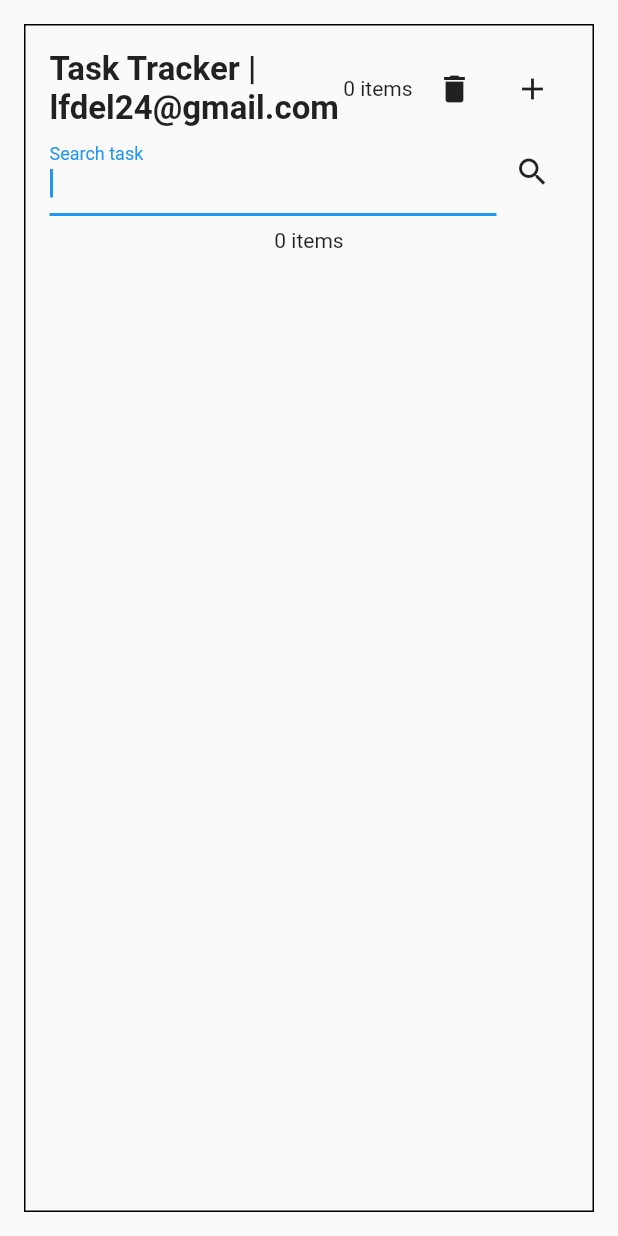
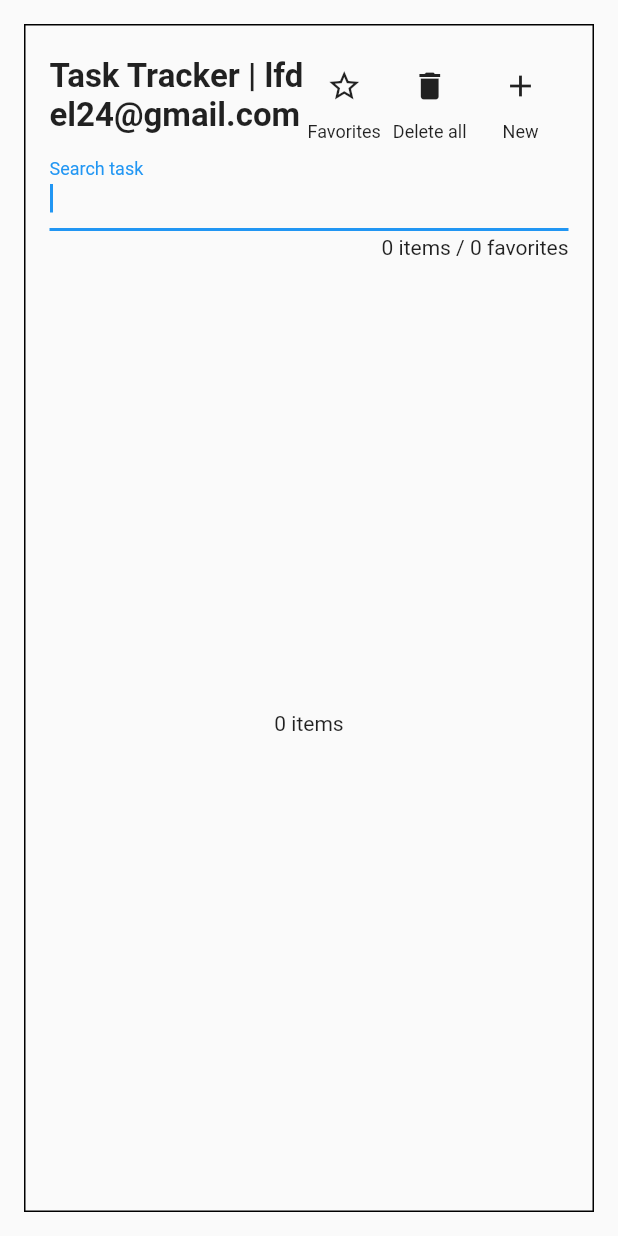
Before and after one commit to lfdel24/flutter_task_tracker, a Flutter app: the screen it shows after launch, on a phone screen of 412 x 824 dp. Run offline on Flutter 3.47's test engine with Material 2 defaults, Android fonts, the phone set to English and light mode, and no system bars; our stand-ins replace get, shared_preferences.

Commit message:
Create filter of favorites task

```diff
--- a/lib/task_component/controller/task_controller.dart
+++ b/lib/task_component/controller/task_controller.dart
@@ -11,6 +11,17 @@ class TaskController extends GetxController {
   String search = "";
   bool isLoading = false;
   String filter = "";
+  bool favorites = false;
+
+  String countItems() {
+    int favorites = this.tasks.where((el) => el.favorite).length;
+    return "${this.tasks.length} items / $favorites favorites";
+  }
+
+  bool filterTasks(Task task) {
+    return task.text.toLowerCase().contains(filter.toLowerCase()) &&
+        (favorites == false || task.favorite == true);
+  }
 
   void updateIsVisible() {
     this.isVisible = !this.isVisible;
@@ -20,7 +31,7 @@ class TaskController extends GetxController {
   Future<void> loadTasks() async {
     this.isLoading = true;
     this.tasks = await this.service.getAll();
-    await Future.delayed(Duration(seconds: 3));
+    await Future.delayed(Duration(seconds: 1));
     this.isLoading = false;
     update();
   }
--- /dev/null
+++ b/lib/task_component/my_button.dart
@@ -0,0 +1,34 @@
+import 'package:flutter/material.dart';
+
+class MyIconButton extends StatelessWidget {
+  final Widget icon;
+  final String text;
+  final VoidCallback? onPressed;
+
+  const MyIconButton(
+      {Key? key,
+      required this.text,
+      required this.icon,
+      required this.onPressed})
+      : super(key: key);
+
+  @override
+  Widget build(BuildContext context) {
+    return Padding(
+      padding: const EdgeInsets.only(right: 8),
+      child: Column(
+        children: [
+          IconButton(
+            icon: icon,
+            onPressed: onPressed,
+          ),
+          // SizedBox(height: 2),
+          Text(
+            this.text,
+            style: TextStyle(fontSize: 12),
+          ),
+        ],
+      ),
+    );
+  }
+}
--- a/lib/task_component/my_circular_p_i.dart
+++ b/lib/task_component/my_circular_p_i.dart
@@ -1,6 +1,6 @@
 import 'package:flutter/material.dart';
 
-class MyCPI extends StatelessWidget {
+class MyCircularPI extends StatelessWidget {
   @override
   Widget build(BuildContext context) {
     return Center(
--- a/lib/task_component/task_page.dart
+++ b/lib/task_component/task_page.dart
@@ -1,6 +1,8 @@
 import 'package:flutter/material.dart';
 import 'package:get/get.dart';
 import 'package:task_tracker/task_component/controller/task_controller.dart';
+import 'package:task_tracker/task_component/model/task.dart';
+import 'package:task_tracker/task_component/my_button.dart';
 import 'package:task_tracker/task_component/my_circular_p_i.dart';
 import 'package:task_tracker/task_component/new_task.dart';
 
@@ -61,18 +63,26 @@ class _BuilderAppBar extends StatelessWidget {
           style: TextStyle(fontSize: 22, fontWeight: FontWeight.w600),
         )),
         GetBuilder<TaskController>(
-            init: controller, builder: (c) => Text("${c.tasks.length} items")),
-        SizedBox(width: 4),
-        IconButton(
+          init: controller,
+          builder: (c) => MyIconButton(
+              text: "Favorites",
+              icon: Icon(c.favorites ? Icons.star : Icons.star_border),
+              onPressed: () {
+                controller.favorites = !controller.favorites;
+                controller.update();
+              }),
+        ),
+        MyIconButton(
+            text: "Delete all",
             icon: Icon(Icons.delete),
             onPressed: () async => await controller.deleteAll()),
         SizedBox(width: 4),
-        IconButton(
-            onPressed: () => controller.updateIsVisible(),
-            icon: GetBuilder<TaskController>(
+        GetBuilder<TaskController>(
             init: controller,
-              builder: (c) => Icon(c.isVisible ? Icons.close : Icons.add),
-            )),
+            builder: (c) => MyIconButton(
+                text: c.isVisible ? "Close" : "New",
+                icon: Icon(c.isVisible ? Icons.close : Icons.add),
+                onPressed: () => controller.updateIsVisible()))
       ],
     );
   }
@@ -86,8 +96,9 @@ class _BuilderSearchTask extends StatelessWidget {
       init: controller,
       builder: (c) => Visibility(
           visible: !c.isVisible,
-          child: Container(
-            child: Row(
+          child: Column(
+            children: [
+              Row(
                 children: [
                   Expanded(
                     child: TextField(
@@ -102,9 +113,17 @@ class _BuilderSearchTask extends StatelessWidget {
                       },
                     ),
                   ),
-                IconButton(icon: Icon(Icons.search), onPressed: () {}),
                 ],
               ),
+              SizedBox(height: 3),
+              Row(
+                children: [
+                  Expanded(child: Container()),
+                  GetBuilder<TaskController>(
+                      init: controller, builder: (c) => Text(c.countItems())),
+                ],
+              )
+            ],
           )),
     );
   }
@@ -117,7 +136,8 @@ class _BuilderListView extends StatelessWidget {
     controller.loadTasks();
     return GetBuilder<TaskController>(
         init: controller,
-        builder: (c) => c.isLoading ? MyCPI() : _builderListView(controller));
+        builder: (c) =>
+            c.isLoading ? MyCircularPI() : _builderListView(controller));
   }
 
   Widget _builderListView(TaskController controller) {
@@ -129,15 +149,14 @@ class _BuilderListView extends StatelessWidget {
             ? Expanded(
                 child: Padding(
                 padding: const EdgeInsets.all(8.0),
-                child: Text("0 items"),
+                child: Center(child: Text("0 items")),
               ))
             : Expanded(
                 child: ListView.builder(
                   itemCount: c.tasks.length,
                   itemBuilder: (_, i) {
-                    if (c.tasks[i].text
-                        .toLowerCase()
-                        .contains(c.filter.toLowerCase())) {
+                    Task task = c.tasks[i];
+                    if (c.filterTasks(task)) {
                       return Container(
                         decoration: BoxDecoration(
                             borderRadius: BorderRadius.circular(12)),
@@ -149,7 +168,7 @@ class _BuilderListView extends StatelessWidget {
                             Row(
                               children: [
                                 Text(
-                                  "${c.tasks[i].day}",
+                                  "${task.day}",
                                   style: TextStyle(
                                       fontSize: 16,
                                       fontWeight: FontWeight.bold),
@@ -157,21 +176,21 @@ class _BuilderListView extends StatelessWidget {
                                 Expanded(child: Container()),
                                 IconButton(
                                     onPressed: () {
-                                      c.reminder(c.tasks[i]);
+                                      c.reminder(task);
                                     },
-                                    icon: Icon(c.tasks[i].favorite
+                                    icon: Icon(task.favorite
                                         ? Icons.star
                                         : Icons.star_border)),
                                 SizedBox(width: 4),
                                 IconButton(
                                   onPressed: () {
-                                    c.delete(c.tasks[i]);
+                                    c.delete(task);
                                   },
                                   icon: Icon(Icons.delete),
                                 )
                               ],
                             ),
-                            Text("${c.tasks[i].text}"),
+                            Text("${task.text}"),
                             Divider(),
                           ],
                         ),
```
Lines whose indentation alone changed are shown as unchanged.
